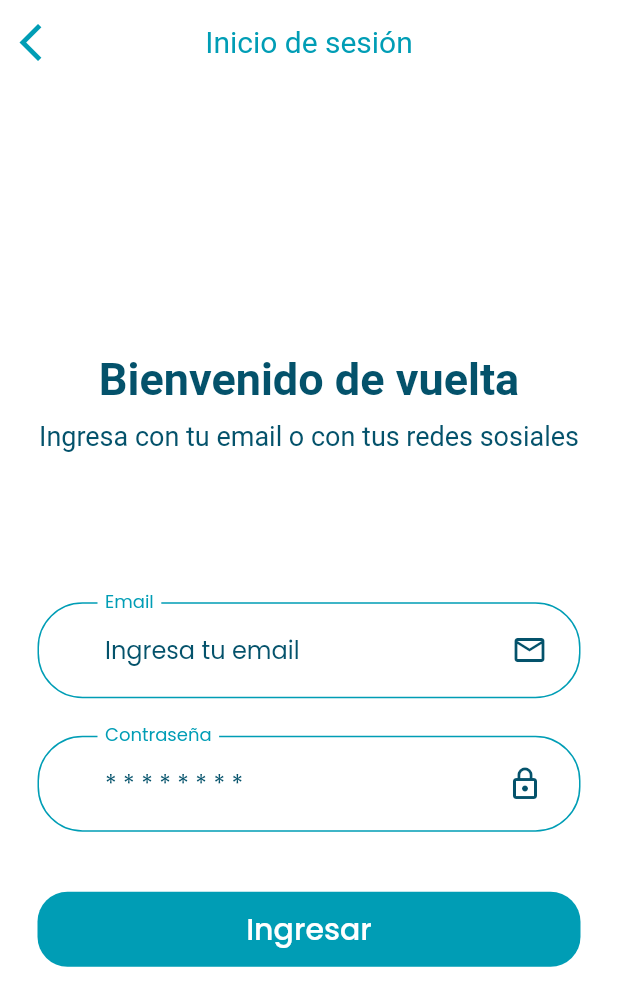
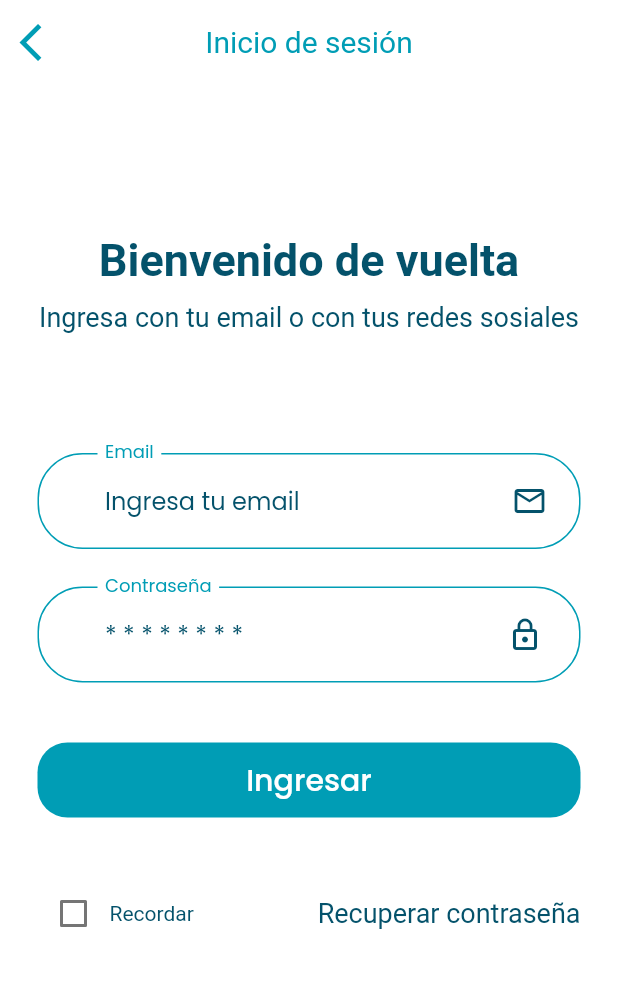
Before and after one commit to cerberodev/flubank, a Flutter app: the screen it shows after launch, after a tap on "Continuar", on a phone screen of 412 x 824 dp. Shown: the top 1006 px of the screen. Run offline on Flutter 3.47's test engine with Material 2 defaults, Android fonts, the phone set to English and light mode, and no system bars; our stand-ins replace google_fonts.

```diff
--- a/lib/main.dart
+++ b/lib/main.dart
@@ -10,7 +10,7 @@ class MyApp extends StatelessWidget {
   @override
   Widget build(BuildContext context) {
     return MaterialApp(
-      title: 'Ecommerce App',
+      title: 'FluBank',
       theme: lightTheme(),
       debugShowCheckedModeBanner: false,
       initialRoute: SplashScreen.routeName,
--- a/lib/screens/login/widgets/content.dart
+++ b/lib/screens/login/widgets/content.dart
@@ -8,17 +8,16 @@ class LoginScreenContent extends StatelessWidget {
   Widget build(BuildContext context) {
     return Container(
       child: SafeArea(
-        child: Container(
-          width: double.infinity,
+        child: SingleChildScrollView(
           child: Padding(
-            padding: EdgeInsets.symmetric(horizontal: 25),
+            padding: EdgeInsets.symmetric(horizontal: 25, vertical: 100),
             child: Column(
               mainAxisAlignment: MainAxisAlignment.center,
               children: [
                 _pageTitle(),
                 SizedBox(height: 10),
                 _pageSubtitle(),
-                SizedBox(height: 100),
+                SizedBox(height: 80),
                 LoginForm(),
               ],
             ),
--- a/lib/screens/login/widgets/form.dart
+++ b/lib/screens/login/widgets/form.dart
@@ -16,6 +16,7 @@ class _LoginFormState extends State<LoginForm> {
 
   @override
   Widget build(BuildContext context) {
+    bool checkedValue = false;
     return Form(
       key: _formKey,
       child: Column(
@@ -34,8 +35,36 @@ class _LoginFormState extends State<LoginForm> {
               }
             },
           ),
+          SizedBox(height: 40),
+          _botomContent(checkedValue),
         ],
       ),
+    );
+  }
+
+  Row _botomContent(bool checkedValue) {
+    return Row(
+      mainAxisAlignment: MainAxisAlignment.spaceBetween,
+      children: [
+        Row(
+          children: [
+            Checkbox(
+              value: checkedValue,
+              onChanged: (value) {
+                setState(() {
+                  checkedValue = value;
+                  print(value);
+                });
+              },
+            ),
+            Text('Recordar')
+          ],
+        ),
+        Text(
+          'Recuperar contraseña',
+          style: TextStyle(fontSize: 18),
+        )
+      ],
     );
   }
 
--- a/lib/screens/splash/widgets/splash_content.dart
+++ b/lib/screens/splash/widgets/splash_content.dart
@@ -16,7 +16,7 @@ class SplashContent extends StatelessWidget {
       children: [
         Spacer(),
         Text(
-          'FuBank',
+          'FluBank',
           style: TextStyle(
             fontSize: 40,
             color: Theme.of(context).canvasColor,
```
